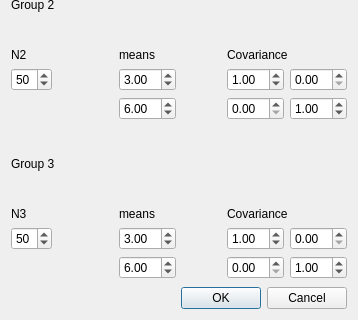
Qt form dialograndomdata3.ui (hubutui/MachineLearning) before a commit; both pictures show x 0 to 358 and y 203 to 523 of the 358 by 523 pixel window.
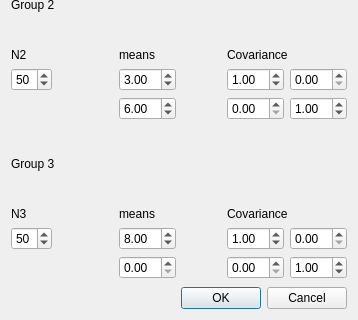
The same form after that commit.

Commit message:
修改第三个类别的默认参数
不然他就跟其他类别的样本都混在一起了．

Patch:
```diff
--- a/dialograndomdata3.ui
+++ b/dialograndomdata3.ui
@@ -236,14 +236,14 @@
            <item row="1" column="0">
             <widget class="QDoubleSpinBox" name="doubleSpinBox3Mux">
              <property name="value">
-              <double>3.000000000000000</double>
+              <double>8.000000000000000</double>
              </property>
             </widget>
            </item>
            <item row="2" column="0">
             <widget class="QDoubleSpinBox" name="doubleSpinBox3Muy">
              <property name="value">
-              <double>6.000000000000000</double>
+              <double>0.000000000000000</double>
              </property>
             </widget>
            </item>
```
